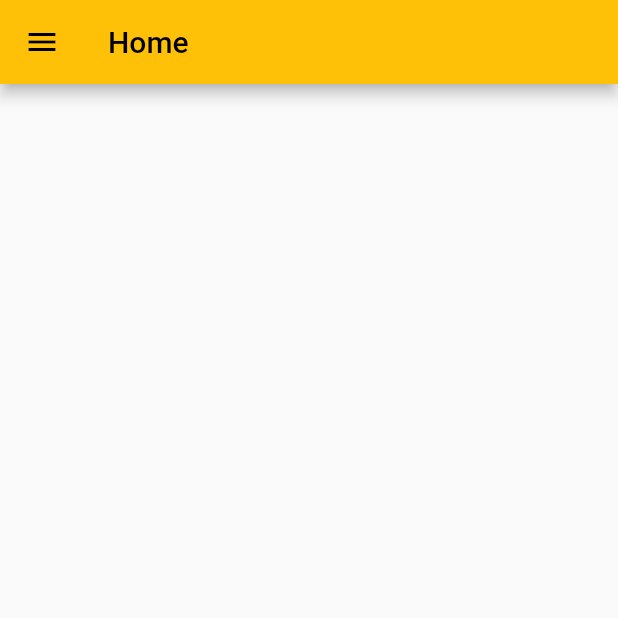
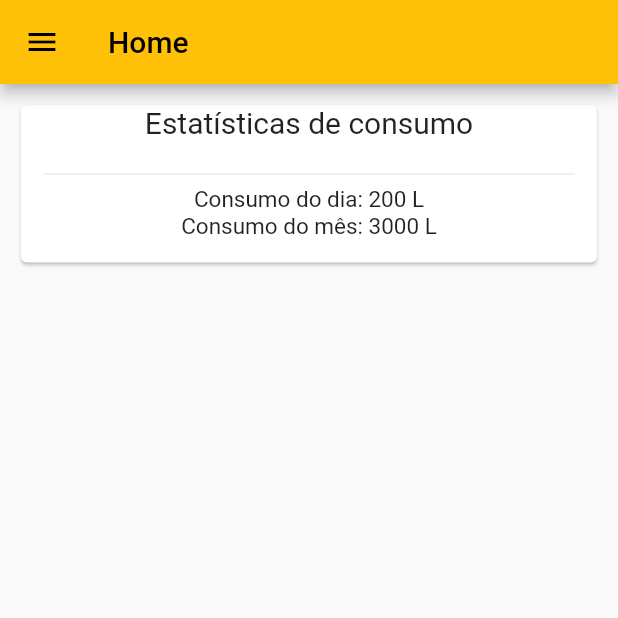
Before and after one commit to laurowrn/app-controle-vazamento, a Flutter app: the screen it shows after launch, on a phone screen of 412 x 824 dp, the top half of it. Run offline on Flutter 3.47's test engine with Material 2 defaults, Android fonts, the phone set to English and light mode, and no system bars; our stand-ins replace syncfusion_flutter_charts.

```diff
--- a/lib/app/views/home_view.dart
+++ b/lib/app/views/home_view.dart
@@ -12,7 +12,43 @@ class _HomeViewState extends State<HomeView> {
   @override
   Widget build(BuildContext context) {
     return Layout(
-      body: Container(),
+      body: Padding(
+        padding: const EdgeInsets.all(10),
+        child: ListView(children: [
+          Container(
+            child: Card(
+              child: Column(
+                children: [
+                  Column(
+                    children: const [
+                      Text(
+                        "Estatísticas de consumo",
+                        style: TextStyle(fontSize: 20),
+                      ),
+                    ],
+                  ),
+                  Padding(
+                    padding: const EdgeInsets.all(15),
+                    child: Column(
+                      children: const [
+                        Divider(),
+                        Text(
+                          "Consumo do dia: 200 L",
+                          style: TextStyle(fontSize: 15),
+                        ),
+                        Text(
+                          "Consumo do mês: 3000 L",
+                          style: TextStyle(fontSize: 15),
+                        ),
+                      ],
+                    ),
+                  ),
+                ],
+              ),
+            ),
+          )
+        ]),
+      ),
       title: "Home",
     );
   }
```
Also changed, not shown: lib/app/views/settings_view.dart (+58 -1 lines), 2 other files.
